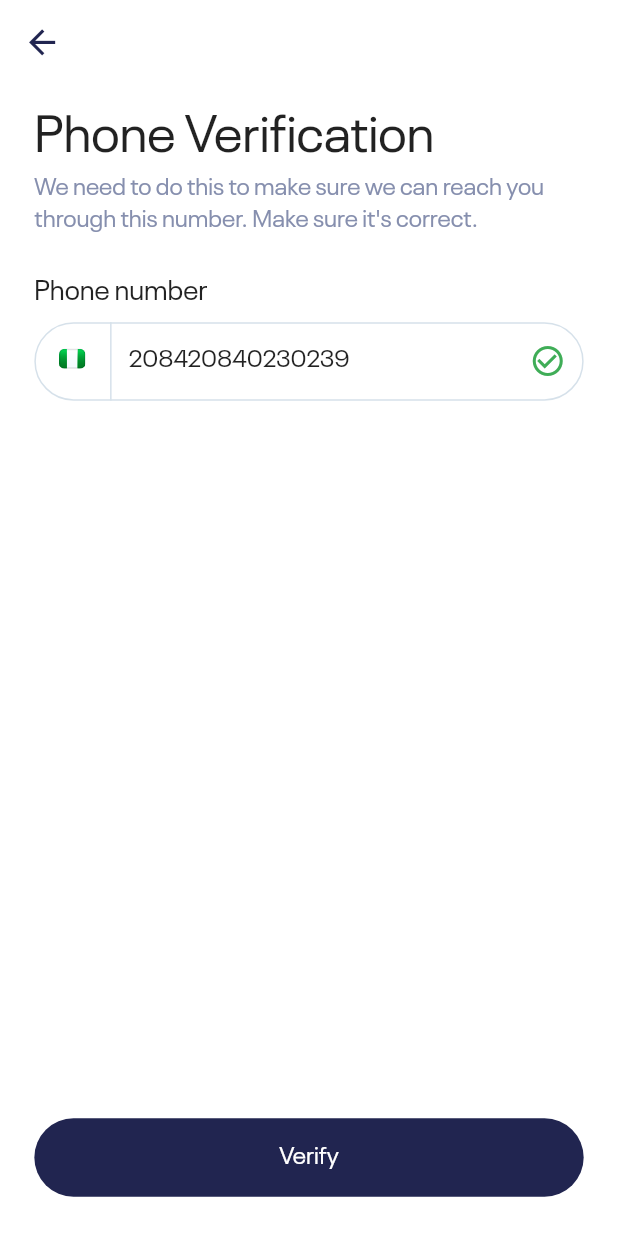
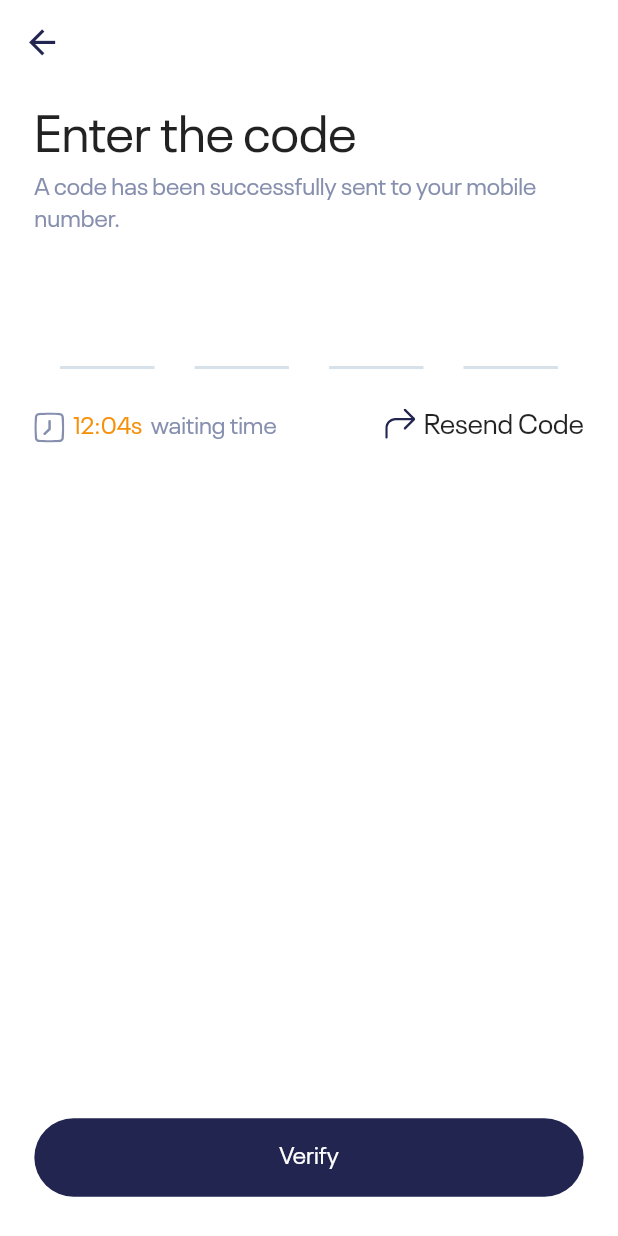
Before and after one commit to AchizuePriscilla/aquayar-driver, a Flutter app: the PhoneVerificationView screen opened by its route, after a tap on "Verify", on a phone screen of 412 x 824 dp. Run offline on Flutter 3.47's test engine with Material 2 defaults, Android fonts, the phone set to English and light mode, and no system bars; drawn by our look-alikes of pin_code_fields; our stand-ins replace flutter_screenutil, flutter_secure_storage, flutter_svg, get_it, mask_text_input_formatter, shared_preferences; accounts and stored records are empty.

Commit message:
Feat: Code Verification Screen UI

```diff
--- a/lib/shared/palette.dart
+++ b/lib/shared/palette.dart
@@ -9,4 +9,5 @@ class Palette {
   static const firstGradientBlue = Color(0xff61C7F9);
   static const secondGradientBlue = Color(0xff0579CE);
   static const green = Color(0xff3FAD57);
+  static const orange = Color(0xffF79009);
 }
--- a/lib/shared/pin_code_fields.dart
+++ b/lib/shared/pin_code_fields.dart
@@ -1,4 +1,5 @@
 import 'dart:async';
+import 'package:aquayar_driver/shared/palette.dart';
 import 'package:flutter_screenutil/flutter_screenutil.dart';
 import 'package:flutter/material.dart';
 import 'package:pin_code_fields/pin_code_fields.dart';
@@ -15,59 +16,40 @@ class PinCodeFields extends StatefulWidget {
     required this.validator,
     required this.errorController,
     this.hasError = false,
-    this.length = 6,
+    this.length = 4,
   }) : super(key: key);
 
   @override
-  _PinCodeFieldsState createState() => _PinCodeFieldsState();
+  PinCodeFieldsState createState() => PinCodeFieldsState();
 }
 
-class _PinCodeFieldsState extends State<PinCodeFields> {
+class PinCodeFieldsState extends State<PinCodeFields> {
   @override
   Widget build(BuildContext context) {
     return Padding(
-      padding: EdgeInsets.symmetric(vertical: 8.h, horizontal: 10.w),
+      padding: EdgeInsets.symmetric(vertical: 8.h, horizontal: 15.w),
       child: PinCodeTextField(
         autovalidateMode: AutovalidateMode.disabled,
         appContext: context,
-        pastedTextStyle: TextStyle(
-          color: Colors.green.shade600,
-          fontWeight: FontWeight.bold,
-        ),
         length: widget.length,
         animationType: AnimationType.fade,
         validator: (v) {
           return widget.validator(v!);
         },
         pinTheme: PinTheme(
-          selectedColor: Theme.of(context).primaryColor.withOpacity(.7),
-          selectedFillColor: Theme.of(context).primaryColor.withOpacity(.3),
-          inactiveColor: const Color(0xff99A9F2).withOpacity(.4),
-          inactiveFillColor: const Color(0xff99A9F2).withOpacity(.1),
-          shape: PinCodeFieldShape.box,
-          borderRadius: BorderRadius.circular(5.h),
+          selectedColor: Palette.lightGrey,
+          inactiveColor: Palette.lightGrey,
+          shape: PinCodeFieldShape.underline,
           fieldHeight: 40.h,
-          fieldWidth: 40.w,
-          activeColor: widget.hasError
-              ? Theme.of(context).errorColor
-              : Theme.of(context).primaryColor.withOpacity(.8),
-          activeFillColor: widget.hasError
-              ? Theme.of(context).errorColor
-              : Theme.of(context).primaryColor.withOpacity(.8),
+          fieldWidth: 55.w,
+          activeColor: widget.hasError ? Colors.red : Palette.aquayarGrey,
         ),
-        cursorColor: Theme.of(context).primaryColorLight,
+        cursorColor: Palette.aquayarBlack,
         animationDuration: const Duration(milliseconds: 300),
-        enableActiveFill: true,
+        enableActiveFill: false,
         errorAnimationController: widget.errorController,
         controller: widget.controller,
         keyboardType: TextInputType.number,
-        boxShadows: [
-          const BoxShadow(
-            offset: Offset(0, 1),
-            color: Colors.black12,
-            blurRadius: 10,
-          )
-        ],
         onChanged: (value) {},
         beforeTextPaste: (text) {
           return true;
--- a/lib/utils/constants.dart
+++ b/lib/utils/constants.dart
@@ -7,3 +7,4 @@ const splashScreenViewRoute = 'splash-screen-view';
 const onboardingScreenViewRoute = 'onboarding-screen-view';
 const signUpViewRoute = 'sign-up-view';
 const phoneVerificationViewRoute = 'phone-verification-view';
+const codeVerificationViewRoute = 'code-verification-view';
--- a/lib/utils/route_generator.dart
+++ b/lib/utils/route_generator.dart
@@ -10,13 +10,14 @@ class RouteGenerator {
     switch (settings.name) {
       case splashScreenViewRoute:
         return _getPageRoute(const SplashScreenView());
-       case onboardingScreenViewRoute:
+      case onboardingScreenViewRoute:
         return _getPageRoute(const OnboardingView());
-       case signUpViewRoute:
+      case signUpViewRoute:
         return _getPageRoute(const SignUpView());
-       case phoneVerificationViewRoute:
+      case phoneVerificationViewRoute:
         return _getPageRoute(const PhoneVerificationView());
-
+      case codeVerificationViewRoute:
+        return _getPageRoute(const CodeVerificationView());
 
       default:
         return _getPageRoute(_errorPage());
--- /dev/null
+++ b/lib/views/sign_up/code_verification_view.dart
@@ -0,0 +1,125 @@
+import 'dart:async';
+
+import 'package:aquayar_driver/shared/shared.dart';
+import 'package:aquayar_driver/utils/text_styles.dart';
+import 'package:flutter/material.dart';
+import 'package:flutter_svg/svg.dart';
+import 'package:pin_code_fields/pin_code_fields.dart';
+
+class CodeVerificationView extends StatefulWidget {
+  const CodeVerificationView({super.key});
+
+  @override
+  State<CodeVerificationView> createState() => _CodeVerificationViewState();
+}
+
+class _CodeVerificationViewState extends State<CodeVerificationView> {
+  final TextEditingController _controller = TextEditingController();
+  final _formKey = GlobalKey<FormState>();
+
+  late StreamController<ErrorAnimationType> _errorController;
+
+  ValueNotifier<bool> _hasError = ValueNotifier(false);
+  ValueNotifier<bool> _buttonActive = ValueNotifier(false);
+  void _onListen() {
+    if (_controller.text.length < 4) {
+      _buttonActive.value = false;
+    } else {
+      _buttonActive.value = true;
+    }
+  }
+
+  @override
+  void initState() {
+    _errorController = StreamController<ErrorAnimationType>();
+    super.initState();
+    _controller.addListener(_onListen);
+  }
+
+  @override
+  void dispose() {
+    _errorController.close();
+    _controller.removeListener(_onListen);
+    super.dispose();
+  }
+
+  @override
+  Widget build(BuildContext context) {
+    return ResponsiveWidget(
+        appBar: CustomAppBar(context: context),
+        builder: (context, size) {
+          return Padding(
+            padding: EdgeInsets.symmetric(horizontal: 20.w),
+            child: Column(
+              crossAxisAlignment: CrossAxisAlignment.start,
+              children: [
+                const CustomSpacer(
+                  flex: 2,
+                ),
+                Text(
+                  "Enter the code",
+                  style: AquayarTextStyles.h1,
+                ),
+                Text(
+                  "A code has been successfully sent to your mobile number.",
+                  style: AquayarTextStyles.greyBody,
+                ),
+                const CustomSpacer(
+                  flex: 4,
+                ),
+                PinCodeFields(
+                    controller: _controller,
+                    validator: (val) {
+                      if (val.length < 4) {
+                        return 'Enter code';
+                      }
+                      return null;
+                    },
+                    errorController: _errorController),
+                Row(
+                  children: [
+                    SvgPicture.asset("assets/svgs/clock.svg"),
+                    const CustomSpacer(
+                      flex: 1,
+                      horizontal: true,
+                    ),
+                    Text(
+                      "12:04s",
+                      style: TextStyle(color: Palette.orange, fontSize: 14.sp),
+                    ),
+                    const CustomSpacer(
+                      flex: 1,
+                      horizontal: true,
+                    ),
+                    Text(
+                      "waiting time",
+                      style: AquayarTextStyles.greyBody,
+                    ),
+                    const Spacer(),
+                    Row(
+                      crossAxisAlignment: CrossAxisAlignment.start,
+                      children: [
+                        SvgPicture.asset("assets/svgs/right_arrow.svg"),
+                        const CustomSpacer(
+                          flex: 1,
+                          horizontal: true,
+                        ),
+                        Text(
+                          "Resend Code",
+                          style: TextStyle(fontSize: 16.sp),
+                        )
+                      ],
+                    )
+                  ],
+                ),
+                const Spacer(),
+                Button(text: "Verify", onPressed: () {}),
+                const CustomSpacer(
+                  flex: 4,
+                ),
+              ],
+            ),
+          );
+        });
+  }
+}
--- a/lib/views/sign_up/phone_verification_view.dart
+++ b/lib/views/sign_up/phone_verification_view.dart
@@ -1,6 +1,7 @@
 import 'dart:async';
 
 import 'package:aquayar_driver/shared/shared.dart';
+import 'package:aquayar_driver/utils/constants.dart';
 import 'package:aquayar_driver/utils/text_styles.dart';
 import 'package:flutter/material.dart';
 import 'package:pin_code_fields/pin_code_fields.dart';
@@ -15,9 +16,7 @@ class PhoneVerificationView extends StatefulWidget {
 class _PhoneVerificationViewState extends State<PhoneVerificationView> {
   final TextEditingController _controller =
       TextEditingController(text: "208420840230239");
-  final _formKey = GlobalKey<FormState>();
 
-  late StreamController<ErrorAnimationType> _errorController;
   @override
   Widget build(BuildContext context) {
     return ResponsiveWidget(
@@ -39,7 +38,6 @@ class _PhoneVerificationViewState extends State<PhoneVerificationView> {
                   "We need to do this to make sure we can reach you through this number. Make sure it's correct.",
                   style: AquayarTextStyles.greyBody,
                 ),
-
                 const CustomSpacer(
                   flex: 4,
                 ),
@@ -52,16 +50,14 @@ class _PhoneVerificationViewState extends State<PhoneVerificationView> {
                       color: Palette.green,
                     )),
                 const Spacer(),
-                Button(text: "Verify", onPressed: () {}),
+                Button(
+                    text: "Verify",
+                    onPressed: () {
+                      Navigator.pushNamed(context, codeVerificationViewRoute);
+                    }),
                 const CustomSpacer(
                   flex: 4,
                 ),
-                // PinCodeFields(controller: _controller, validator: (val) {
-                //           if (val.length < 6) {
-                //             return 'Enter code';
-                //           }
-                //           return null;
-                //         }, errorController: _errorController)
               ],
             ),
           );
--- a/lib/views/views.dart
+++ b/lib/views/views.dart
@@ -2,3 +2,4 @@ export 'splash_screen/splash_screen_view.dart';
 export 'onboarding/onboarding_view.dart';
 export 'sign_up/sign_up_view.dart';
 export 'sign_up/phone_verification_view.dart';
+export 'sign_up/code_verification_view.dart';
```
Also changed, not shown: assets/svgs/clock.svg (added), assets/svgs/right_arrow.svg (added).
